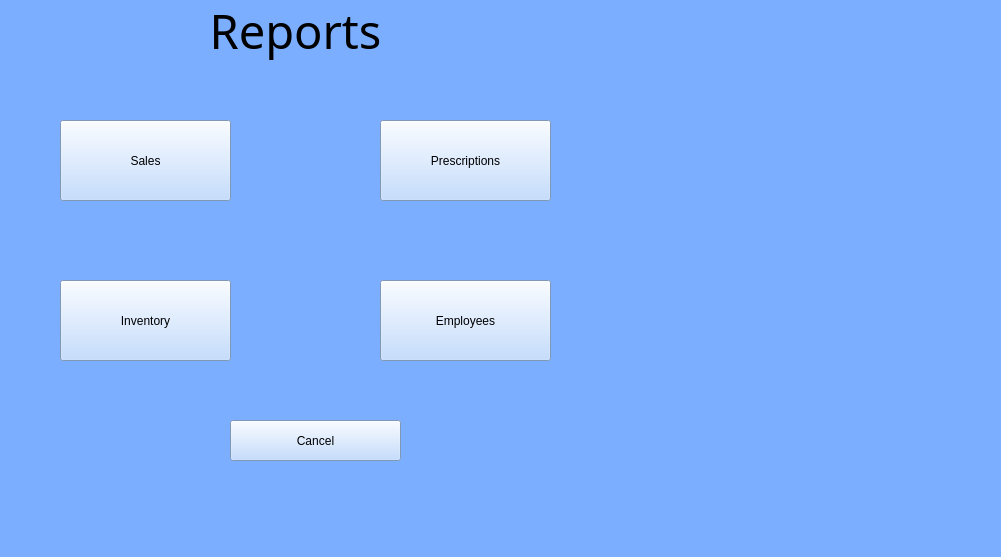
The window that UI/Reports.ui (BennettPJ/SFWE403-Sem-Proj) describes before a commit, drawn with Qt 5.
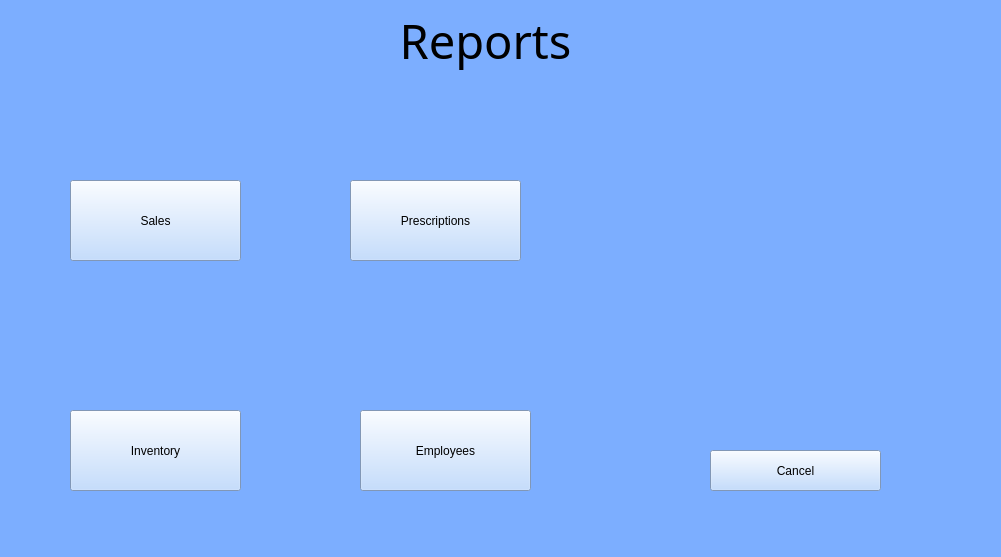
The same window after the commit. Icons and pictures are not drawn.

The edit to the form file:
```diff
--- a/UI/Reports.ui
+++ b/UI/Reports.ui
@@ -27,8 +27,8 @@
    <widget class="QLabel" name="label_3">
     <property name="geometry">
      <rect>
-      <x>-30</x>
-      <y>0</y>
+      <x>160</x>
+      <y>10</y>
       <width>651</width>
       <height>61</height>
      </rect>
@@ -64,8 +64,8 @@
    <widget class="QPushButton" name="ReceiptsButtton">
     <property name="geometry">
      <rect>
-      <x>60</x>
-      <y>120</y>
+      <x>70</x>
+      <y>180</y>
       <width>171</width>
       <height>81</height>
      </rect>
@@ -86,8 +86,8 @@
    <widget class="QLabel" name="label_4">
     <property name="geometry">
      <rect>
-      <x>730</x>
-      <y>0</y>
+      <x>680</x>
+      <y>140</y>
       <width>241</width>
       <height>241</height>
      </rect>
@@ -108,8 +108,8 @@
    <widget class="QPushButton" name="InventoryButton">
     <property name="geometry">
      <rect>
-      <x>60</x>
-      <y>280</y>
+      <x>70</x>
+      <y>410</y>
       <width>171</width>
       <height>81</height>
      </rect>
@@ -130,8 +130,8 @@
    <widget class="QPushButton" name="PrescriptionsButton">
     <property name="geometry">
      <rect>
-      <x>380</x>
-      <y>120</y>
+      <x>350</x>
+      <y>180</y>
       <width>171</width>
       <height>81</height>
      </rect>
@@ -152,8 +152,8 @@
    <widget class="QPushButton" name="PrescriptionsButton_2">
     <property name="geometry">
      <rect>
-      <x>380</x>
-      <y>280</y>
+      <x>360</x>
+      <y>410</y>
       <width>171</width>
       <height>81</height>
      </rect>
@@ -174,8 +174,8 @@
    <widget class="QPushButton" name="cancelButton">
     <property name="geometry">
      <rect>
-      <x>230</x>
-      <y>420</y>
+      <x>710</x>
+      <y>450</y>
       <width>171</width>
       <height>41</height>
      </rect>
```
Left out of the diff: 2 changed lines with no effect on the pictures.
